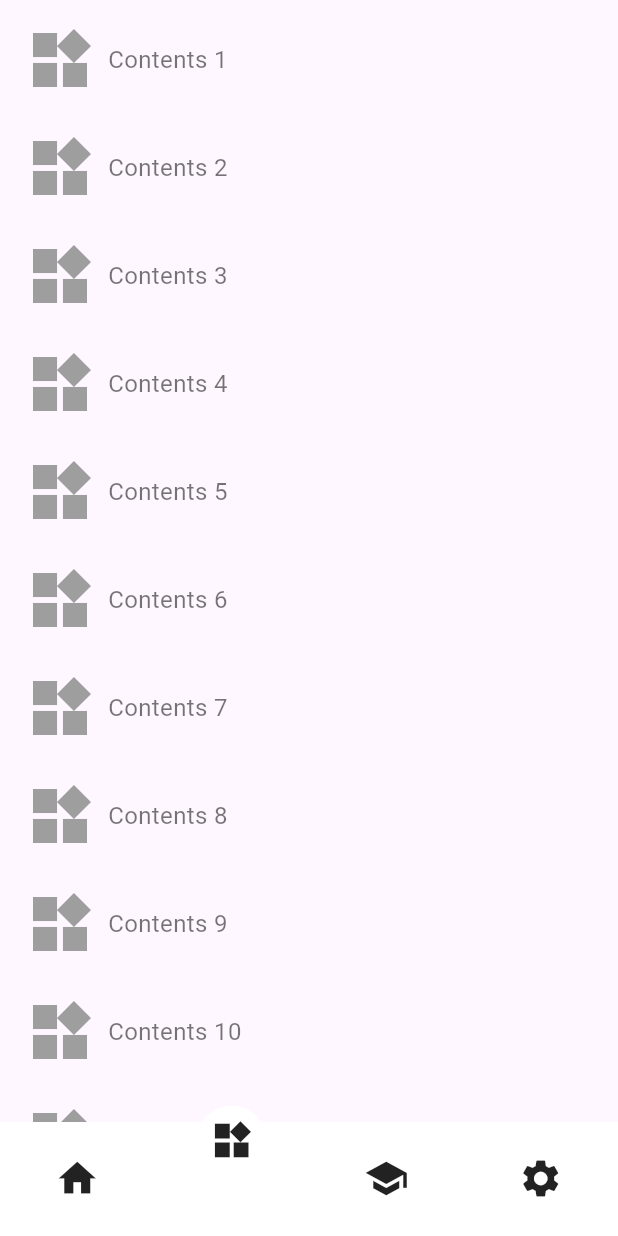
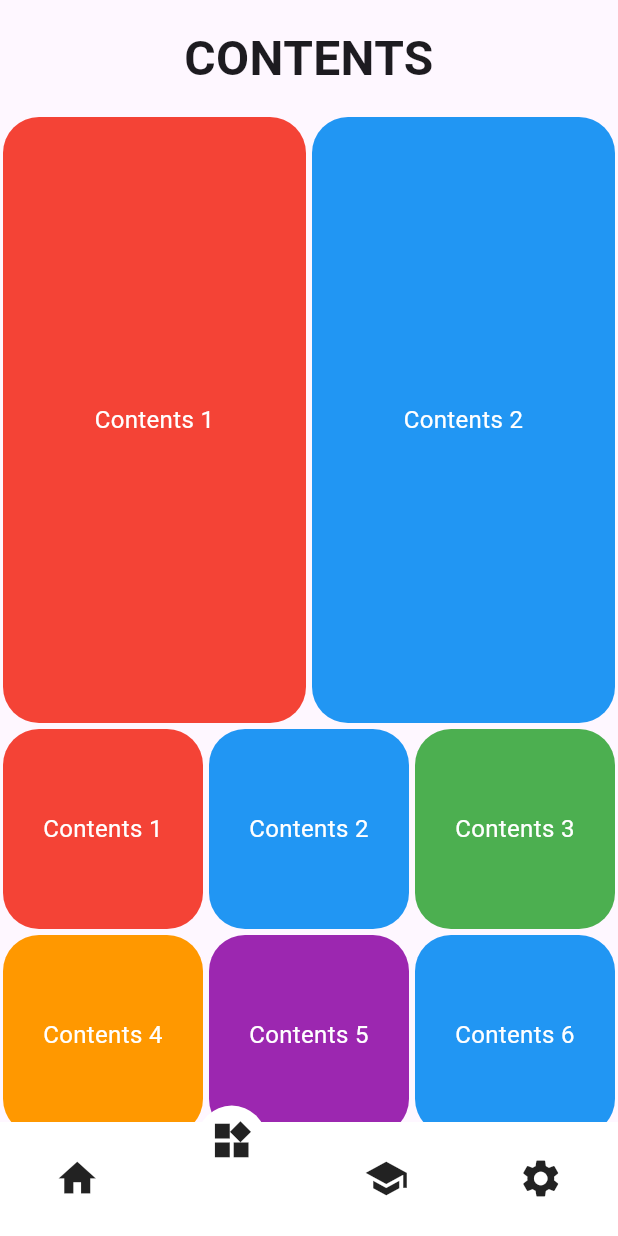
Before and after one commit to kadaiinfo/KADAI-INFO-STUDIO-APP, a Flutter app: the screen it shows after launch, item 2 of the bottom bar chosen, on a phone screen of 412 x 824 dp. Run offline on Flutter 3.47's test engine with Material 3 defaults, Android fonts, the phone set to English and light mode, and no system bars; drawn by our look-alikes of curved_navigation_bar; our stand-ins replace firebase_messaging, settings_ui, webview_flutter; accounts and stored records are empty.

Commit message:
update contents

```diff
--- a/lib/contents_page.dart
+++ b/lib/contents_page.dart
@@ -1,12 +1,15 @@
-// コンテンツページの管理をここで行います。
-//このページは、これから開発が発展していくことを想定して作成しています。
 import 'package:flutter/material.dart';
+import 'package:url_launcher/url_launcher.dart';
 
 class ContentsPage extends StatelessWidget {
   const ContentsPage({Key? key}) : super(key: key);
 
   @override
   Widget build(BuildContext context) {
+    // デバイスの横幅に基づいてサイズを計算
+    double width = MediaQuery.of(context).size.width / 3 - 4.0;
+    double width2 = MediaQuery.of(context).size.width / 2 - 4.0;
+
     return Scaffold(
       appBar: PreferredSize(
         preferredSize: Size.fromHeight(0.0),
@@ -18,41 +21,127 @@ class ContentsPage extends StatelessWidget {
       body: SingleChildScrollView(
         // SingleChildScrollViewを追加
         child: Padding(
-          padding: const EdgeInsets.all(16.0),
+          padding: const EdgeInsets.all(0.0),
           child: Column(
             crossAxisAlignment: CrossAxisAlignment.start,
-            children: List.generate(20, (index) {
-              return Padding(
-                padding: const EdgeInsets.only(bottom: 24.0),
-                child: InkWell(
-                  onTap: () => _onIconTapped(index + 1),
-                  child: Row(
-                    children: [
-                      Icon(
-                        Icons.widgets,
-                        size: 48.0,
-                        color: Colors.grey,
-                      ),
-                      SizedBox(width: 8.0),
-                      Text(
-                        'Contents ${index + 1}',
-                        style: TextStyle(
-                          fontSize: 16.0,
-                          color: Colors.black54,
-                        ),
-                      ),
-                    ],
+            children: [
+              Center(
+                child: Padding(
+                  padding: const EdgeInsets.all(16.0),
+                  child: Text(
+                    'CONTENTS',
+                    style: TextStyle(
+                      fontSize: 32.0,
+                      fontWeight: FontWeight.bold,
+                    ),
+                    textAlign: TextAlign.center,
                   ),
                 ),
-              );
-            }),
+              ),
+              Row(
+                mainAxisAlignment: MainAxisAlignment.spaceAround,
+                children: [
+                  _buildIcon_long(context, 1, 'Contents 1', Colors.red, width2),
+                  _buildIcon_long(
+                      context, 2, 'Contents 2', Colors.blue, width2),
+                ],
+              ),
+              SizedBox(height: 4.0),
+              Row(
+                mainAxisAlignment: MainAxisAlignment.spaceAround,
+                children: [
+                  _buildIcon(context, 1, 'Contents 1', Colors.red, width),
+                  _buildIcon(context, 2, 'Contents 2', Colors.blue, width),
+                  _buildIcon(context, 3, 'Contents 3', Colors.green, width),
+                ],
+              ),
+              SizedBox(height: 4.0),
+              Row(
+                mainAxisAlignment: MainAxisAlignment.spaceAround,
+                children: [
+                  _buildIcon(context, 4, 'Contents 4', Colors.orange, width),
+                  _buildIcon(context, 5, 'Contents 5', Colors.purple, width),
+                  _buildIcon(context, 6, 'Contents 6', Colors.blue, width),
+                ],
+              ),
+              SizedBox(height: 4.0),
+              Row(
+                mainAxisAlignment: MainAxisAlignment.spaceAround,
+                children: [
+                  _buildIcon(context, 7, 'Contents 7', Colors.orange, width),
+                  _buildIcon(context, 8, 'Contents 8', Colors.purple, width),
+                  _buildIcon(context, 9, 'Contents 9', Colors.blue, width),
+                ],
+              ),
+            ],
           ),
         ),
       ),
     );
   }
 
-  void _onIconTapped(int index) {
-    // ここに各アイコンがタップされた時の処理を書く
+  Widget _buildIcon(BuildContext context, int index, String label, Color color,
+      double width) {
+    return GestureDetector(
+      onTap: () => _onIconTapped(context, index),
+      child: Container(
+        width: width,
+        height: width,
+        decoration: BoxDecoration(
+          color: color,
+          borderRadius: BorderRadius.circular(24.0),
+        ),
+        child: Center(
+          child: Text(
+            label,
+            textAlign: TextAlign.center,
+            style: TextStyle(
+              fontSize: 16.0,
+              color: Colors.white,
+            ),
+          ),
+        ),
+      ),
+    );
+  }
+
+  Widget _buildIcon_long(BuildContext context, int index, String label,
+      Color color, double width) {
+    return GestureDetector(
+      onTap: () => _onIconTapped(context, index),
+      child: Container(
+        width: width,
+        height: width * 2,
+        decoration: BoxDecoration(
+          color: color,
+          borderRadius: BorderRadius.circular(24.0),
+        ),
+        child: Center(
+          child: Text(
+            label,
+            textAlign: TextAlign.center,
+            style: TextStyle(
+              fontSize: 16.0,
+              color: Colors.white,
+            ),
+          ),
+        ),
+      ),
+    );
+  }
+
+  void _onIconTapped(BuildContext context, int index) {
+    // 各アイコンがタップされた時の処理
+    // 例: URLに飛ぶか、ページに遷移する
+    // launchURL('https://example.com/${index}'); // URLを開く場合
+    // Navigator.of(context).push(MaterialPageRoute(builder: (context) => DetailPage(index: index))); // 新しいページに遷移する場合
+  }
+
+  void launchURL(String url) async {
+    if (await canLaunch(url)) {
+      await launch(url);
+    } else {
+      throw 'Could not launch $url';
+    }
   }
 }
--- a/lib/setting_page.dart
+++ b/lib/setting_page.dart
@@ -24,19 +24,19 @@ class SettingsPage extends StatelessWidget {
       ),
       body: SettingsList(
         sections: [
-          SettingsSection(
-            title: const Text('一般'),
-            tiles: [
-              SettingsTile(
-                title: const Text('通知'),
-                leading: const Icon(Icons.notifications_active_outlined),
-                trailing: const Icon(Icons.navigate_next),
-                onPressed: (BuildContext context) {
-                  // 通知設定ページへの遷移などの処理をここに書く
-                },
-              ),
-            ],
-          ),
+          // SettingsSection(
+          //   title: const Text('一般'),
+          //   tiles: [
+          //     SettingsTile(
+          //       title: const Text('通知'),
+          //       leading: const Icon(Icons.notifications_active_outlined),
+          //       trailing: const Icon(Icons.navigate_next),
+          //       onPressed: (BuildContext context) {
+          //         // 通知設定ページへの遷移などの処理をここに書く
+          //       },
+          //     ),
+          //   ],
+          // ),
           SettingsSection(
             title: const Text('このアプリについて'),
             tiles: [
```
Also changed, not shown: flutter_01.png (added).
